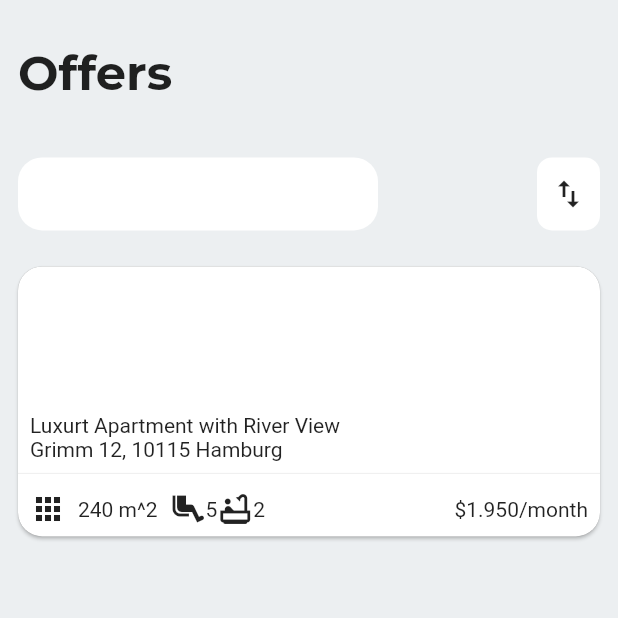
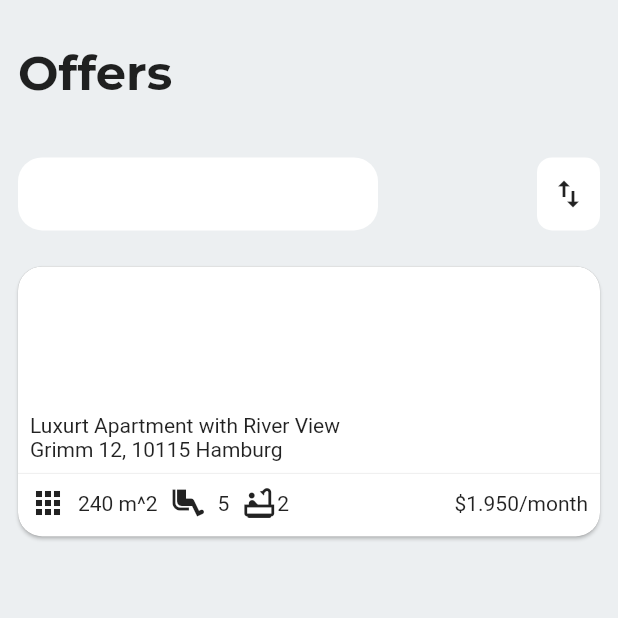
Before and after one commit to JAICHANGPARK/flutter_notebook_11th_story, a Flutter app: the screen it shows after launch, on a phone screen of 412 x 824 dp, the top half of it. Run offline on Flutter 3.47's test engine with Material 2 defaults, Android fonts, the phone set to English and light mode, and no system bars; our stand-ins replace backdrop, badges, flutter_inner_drawer, flutter_slidable, flutter_swiper, google_fonts.

Commit message:
Update offers_home_page.dart

```diff
--- a/lib/ep741_offers_app/ui/offers_home_page.dart
+++ b/lib/ep741_offers_app/ui/offers_home_page.dart
@@ -94,11 +94,14 @@ class _OffersHomePageState extends State<OffersHomePage> {
                                         children: [
                                           Icon(Icons.apps),
                                           Padding(
-                                            padding: const EdgeInsets.all(8.0),
+                                            padding: const EdgeInsets.symmetric(horizontal: 8),
                                             child: Text("240 m^2"),
                                           ),
                                           Icon(Icons.airline_seat_legroom_extra),
-                                          Text("5"),
+                                          Padding(
+                                            padding: const EdgeInsets.symmetric(horizontal: 8),
+                                            child: Text("5"),
+                                          ),
                                           Icon(Icons.bathtub_outlined),
                                           Text("2"),
                                           Spacer(),
```
